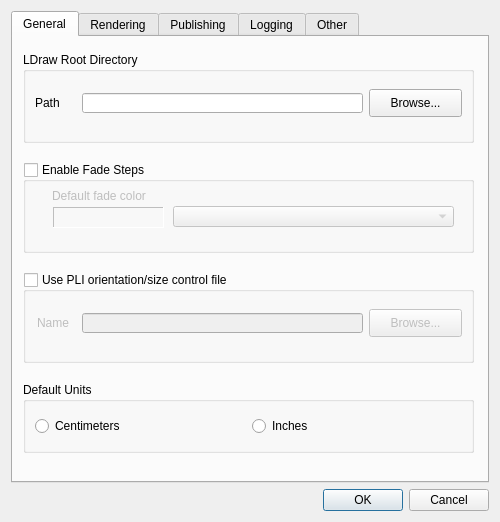
Before: the Qt Designer form mainApp/preferences.ui in trevorsandy/lpub3d-ci, drawn with Qt 5.
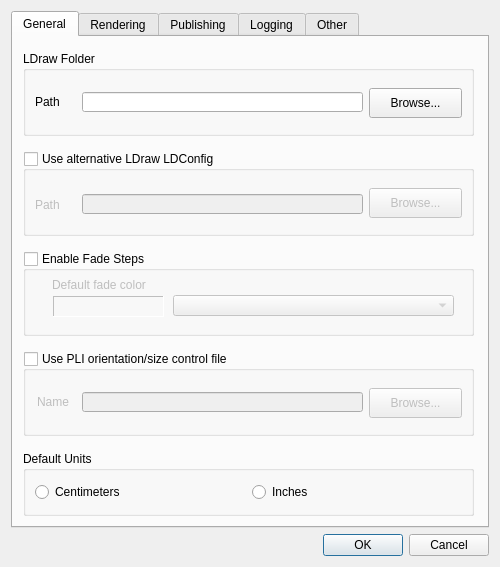
After: the same form once the commit is applied. The open tabs and pages were chosen to show the change. Icons and pictures are not drawn.

Diff of the .ui file:
```diff
--- a/mainApp/preferences.ui
+++ b/mainApp/preferences.ui
@@ -8,7 +8,7 @@
     <x>0</x>
     <y>0</y>
     <width>500</width>
-    <height>522</height>
+    <height>567</height>
    </rect>
   </property>
   <property name="windowTitle">
@@ -38,16 +38,16 @@
        <property name="geometry">
         <rect>
          <x>10</x>
-         <y>15</y>
+         <y>14</y>
          <width>451</width>
-         <height>91</height>
+         <height>85</height>
         </rect>
        </property>
        <property name="toolTip">
         <string>This directory contains the LDraw parts directory</string>
        </property>
        <property name="title">
-        <string>LDraw Root Directory</string>
+        <string>LDraw Folder</string>
        </property>
        <property name="checkable">
         <bool>false</bool>
@@ -90,7 +90,7 @@
           <x>346</x>
           <y>37</y>
           <width>93</width>
-          <height>28</height>
+          <height>30</height>
          </rect>
         </property>
         <property name="toolTip">
@@ -108,9 +108,9 @@
        <property name="geometry">
         <rect>
          <x>10</x>
-         <y>235</y>
+         <y>314</y>
          <width>451</width>
-         <height>91</height>
+         <height>85</height>
         </rect>
        </property>
        <property name="toolTip">
@@ -160,7 +160,7 @@
           <x>346</x>
           <y>37</y>
           <width>93</width>
-          <height>28</height>
+          <height>30</height>
          </rect>
         </property>
         <property name="toolTip">
@@ -178,9 +178,9 @@
        <property name="geometry">
         <rect>
          <x>10</x>
-         <y>125</y>
+         <y>214</y>
          <width>451</width>
-         <height>91</height>
+         <height>85</height>
         </rect>
        </property>
        <property name="toolTip">
@@ -242,9 +242,9 @@
        <property name="geometry">
         <rect>
          <x>10</x>
-         <y>345</y>
+         <y>414</y>
          <width>451</width>
-         <height>71</height>
+         <height>65</height>
         </rect>
        </property>
        <property name="title">
@@ -267,6 +267,64 @@
         </item>
        </layout>
       </widget>
+      <widget class="QGroupBox" name="altLDConfigBox">
+       <property name="geometry">
+        <rect>
+         <x>10</x>
+         <y>114</y>
+         <width>451</width>
+         <height>85</height>
+        </rect>
+       </property>
+       <property name="toolTip">
+        <string>Check to use an alternative LDConfig LDraw configuration file.</string>
+       </property>
+       <property name="title">
+        <string>Use alternative LDraw LDConfig</string>
+       </property>
+       <property name="checkable">
+        <bool>true</bool>
+       </property>
+       <property name="checked">
+        <bool>false</bool>
+       </property>
+       <widget class="QLineEdit" name="altLDConfigPath">
+        <property name="geometry">
+         <rect>
+          <x>59</x>
+          <y>43</y>
+          <width>281</width>
+          <height>20</height>
+         </rect>
+        </property>
+       </widget>
+       <widget class="QPushButton" name="browseAltLDConfig">
+        <property name="geometry">
+         <rect>
+          <x>346</x>
+          <y>37</y>
+          <width>93</width>
+          <height>30</height>
+         </rect>
+        </property>
+        <property name="text">
+         <string>Browse...</string>
+        </property>
+       </widget>
+       <widget class="QLabel" name="label_7">
+        <property name="geometry">
+         <rect>
+          <x>12</x>
+          <y>46</y>
+          <width>41</width>
+          <height>16</height>
+         </rect>
+        </property>
+        <property name="text">
+         <string>Path</string>
+        </property>
+       </widget>
+      </widget>
      </widget>
      <widget class="QWidget" name="tabRendering">
       <attribute name="title">
```
Left out of the diff: 18 changed lines with no effect on the pictures.
